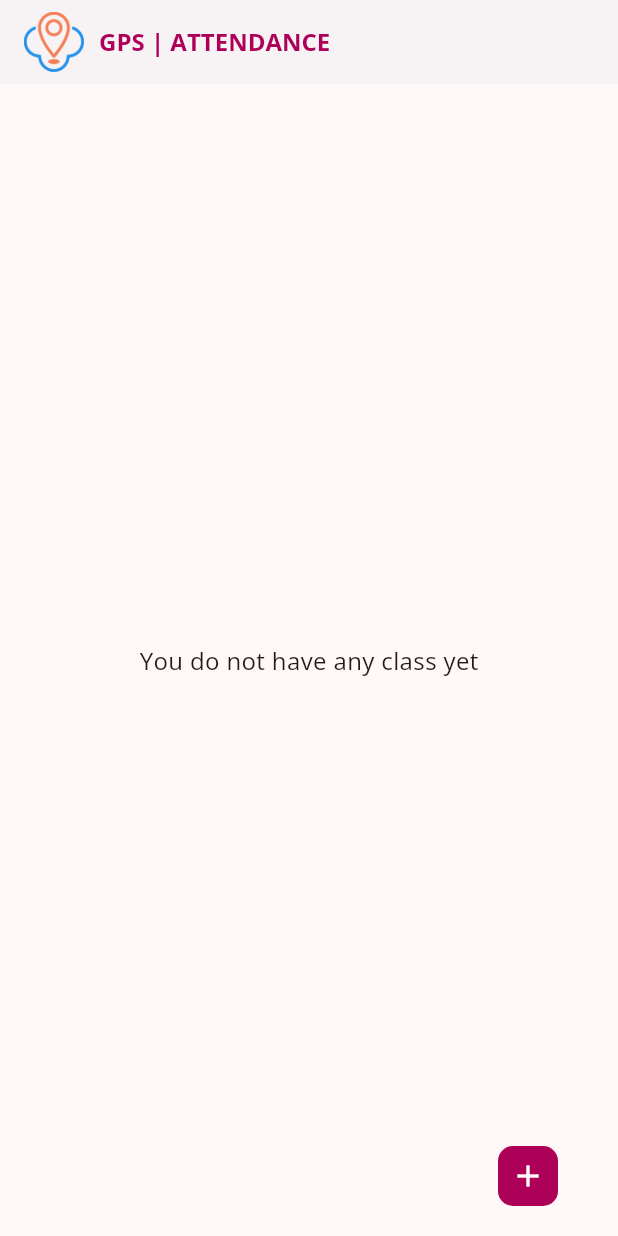
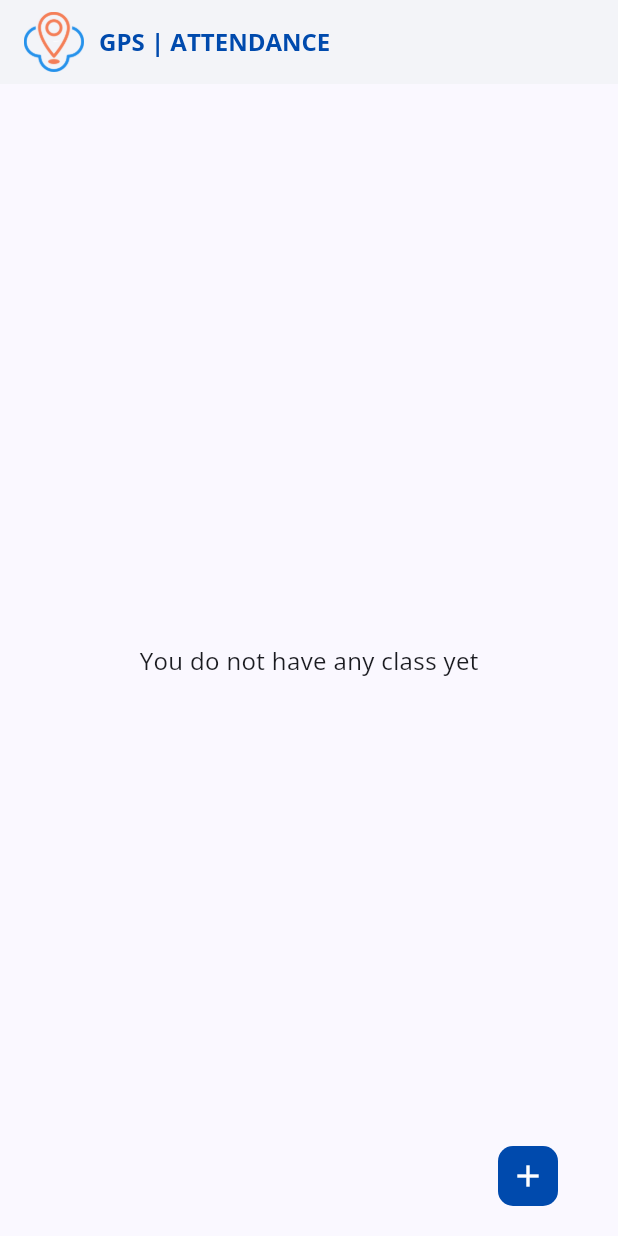
Before and after one commit to School-Projects-Works/gps_student_attendance, a Flutter app: the HomePage screen opened by its route, on a phone screen of 412 x 824 dp. Run offline on Flutter 3.47's test engine with Material 3 defaults, Android fonts, the phone set to English and light mode, and no system bars; our stand-ins replace cloud_firestore, faker, firebase_auth, firebase_core, firebase_storage, flutter_riverpod and 10 more; missing offline and left inert: excel, file_saver, qr_code_scanner; accounts and stored records are empty.

Commit message:
final update

```diff
--- /dev/null
+++ b/lib/core/constants/classes_list.dart
@@ -0,0 +1,18 @@
+List<Map<String,dynamic>> classList =[
+{'title':"Management Information Systems",
+'code':"ITC485"
+},
+{'title':"Research Project II",
+'code':"ITC486"
+},
+{'title':"Post Internship Seminar",
+'code':"GPD481"
+},
+{'title':"Distributed Systems",
+'code':"ITC483"
+},
+{'title':"IT Innovation and Entrepreneurship",
+'code':"ITC484"
+}
+
+];
--- a/lib/features/class/provider/classes_provider.dart
+++ b/lib/features/class/provider/classes_provider.dart
@@ -1,5 +1,6 @@
 import 'package:flutter_riverpod/flutter_riverpod.dart';
 import 'package:gps_student_attendance/core/widget/custom_dialog.dart';
+import 'package:gps_student_attendance/features/attendance/services/attendance_services.dart';
 import 'package:gps_student_attendance/features/class/data/class_model.dart';
 import 'package:gps_student_attendance/features/class/services/class_services.dart';
 import '../../auth/data/user_model.dart';
@@ -43,6 +44,8 @@ class ClassProvider extends StateNotifier<List<ClassModel>> {
       CustomDialog.showError(message: 'Failed to delete class');
       return;
     }
+    //get all attendance for that class and delete
+    await AttendanceServices.deleteAllAttendance(classId: id);
     state = state.where((e) => e.id != id).toList();
     CustomDialog.dismiss();
     CustomDialog.showToast(message: 'Class Deleted Successfully');
--- a/lib/features/home/views/components/app_bar.dart
+++ b/lib/features/home/views/components/app_bar.dart
@@ -53,49 +53,20 @@ class CustomAppBar extends ConsumerWidget {
             visibleConditions: const [
               Condition.largerThan(name: MOBILE),
             ],
-          child: Padding(
-            padding: const EdgeInsets.symmetric(horizontal: 20),
-            child: PopupMenuButton<int>(
-              itemBuilder: (context) => [
+            child: Row(
+              children: [
                 if (user.id != null && user.userType == 'Lecturer')
-                  const PopupMenuItem(
-                    padding: EdgeInsets.only(right: 70, left: 30),
-                    value: 0,
-                    child: ListTile(
-                      title: Text('Create Class'),
-                      leading: Icon(Icons.add),
-                    ),
-                  ),
-                const PopupMenuDivider(),
-                const PopupMenuItem(
-                  value: 1,
-                  padding: EdgeInsets.only(right: 70, left: 30),
-                  child: ListTile(
-                    title: Text('Join Class'),
-                    leading: Icon(Icons.join_full_outlined),
-                  ),
-                ),
-              ],
-              child: IconButton(
-                style: ButtonStyle(
-                  backgroundColor:
-                      MaterialStateProperty.all<Color>(primaryColor),
-                  shape: MaterialStateProperty.all<RoundedRectangleBorder>(
-                    RoundedRectangleBorder(
-                      borderRadius: BorderRadius.circular(10),
-                    ),
-                  ),
-                  foregroundColor:
-                      MaterialStateProperty.all<Color>(Colors.white),
-                ),
-                icon: const Icon(Icons.add),
-                onPressed: null,
-              ),
-              onSelected: (value) async {
-                if (value == 0) {
+                  TextButton(
+                      onPressed: () {
                         navigateToRoute(
                             context: context, route: RouterInfo.newClassRoute);
-                } else {
+                      },
+                      child: const Text('Create Class')),
+                const SizedBox(
+                  width: 10,
+                ),
+                TextButton(
+                    onPressed: () {
                       CustomDialog.showCustom(
                           width: breakPoint.isMobile
                               ? breakPoint.screenWidth
@@ -104,14 +75,16 @@ class CustomAppBar extends ConsumerWidget {
                                   : breakPoint.screenWidth * 0.3,
                           height: breakPoint.screenHeight,
                           ui: const ClassSearchPage());
-                }
                     },
-            ),
-          ),
-        ),
+                    child: const Text('Join Class')),
+                const SizedBox(
+                  width: 10,
+                )
+              ],
+            )),
         if (user.id != null)
           PopupMenuButton<int>(
-            tooltip: 'User Manu',
+            tooltip: 'User Menu',
             color: Colors.white,
             shape: RoundedRectangleBorder(
               borderRadius: BorderRadius.circular(0),
--- a/lib/utils/styles.dart
+++ b/lib/utils/styles.dart
@@ -1,10 +1,14 @@
 import 'package:flutter/material.dart';
 import 'package:responsive_framework/responsive_framework.dart';
 
-const primaryColor = Color(0xFFAD0059);
-const primaryColorLight = Color(0xFFE880C3);
-const secondaryColor = Color(0xFF12D476);
-const secondaryColorLight = Color(0xFFDAFDD4);
+const primaryColor = Color(0xFF004AAD);
+const primaryColorLight = Color(0xFFE3F2FD);
+const secondaryColor = Color(0xFFEF6538);
+const secondaryColorLight = Color(0xFFFFE0B2);
+// const primaryColor = Color(0xFFAD0059);
+// const primaryColorLight = Color(0xFFE880C3);
+// const secondaryColor = Color(0xFF12D476);
+// const secondaryColorLight = Color(0xFFDAFDD4);
 
 class CustomStyles {
   final BuildContext context;
```
Also changed, not shown: lib/features/attendance/provider/attendance_provider.dart (+4 -4 lines), lib/features/attendance/services/attendance_services.dart (+48 -21 lines), lib/features/class/provider/new_class_provider.dart (+4 -5 lines), lib/features/class/views/new_class.dart (+58 -83 lines), lib/features/home/views/home_page.dart (+5 -5 lines). Lines whose indentation alone changed are shown as unchanged.
